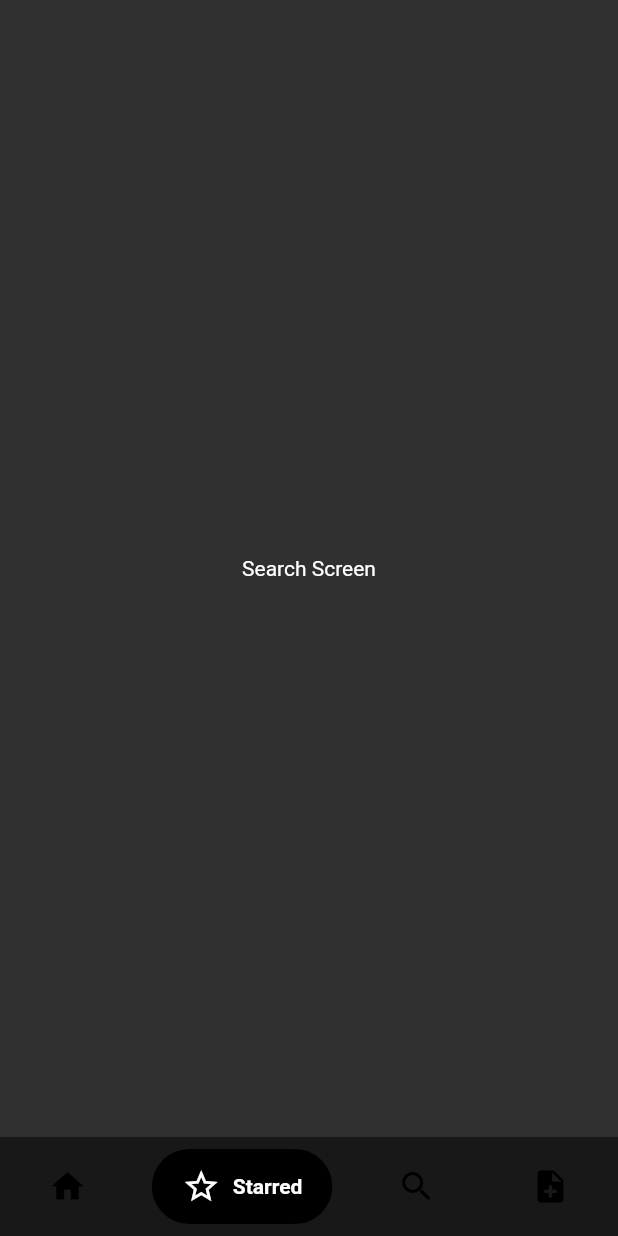
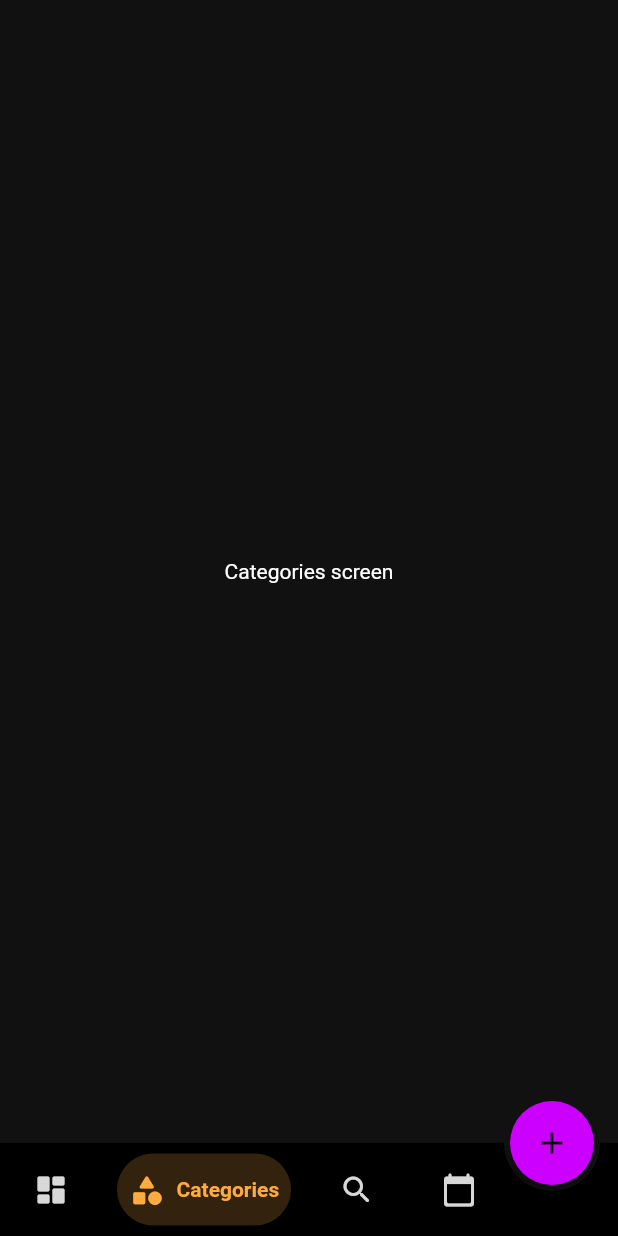
Before and after one commit to AgweBryan/flutter_note_app, a Flutter app: the screen it shows after launch, item 2 of the bottom bar chosen, on a phone screen of 412 x 824 dp. Run offline on Flutter 3.47's test engine with Material 2 defaults, Android fonts, the phone set to English and light mode, and no system bars; drawn by our look-alikes of bubble_bottom_bar, google_nav_bar; our stand-ins replace get.

Commit message:
edit bottom navbar

```diff
--- a/analysis_options.yaml
+++ b/analysis_options.yaml
@@ -24,6 +24,10 @@ linter:
   rules:
     # avoid_print: false  # Uncomment to disable the `avoid_print` rule
     # prefer_single_quotes: true  # Uncomment to enable the `prefer_single_quotes` rule
+    prefer_const_constructors: false
+    prefer_const_declarations: false
+    prefer_const_constructors_in_immutables: false
+    prefer_const_literals_to_create_immutables: false
 
 # Additional information about this file can be found at
 # https://dart.dev/guides/language/analysis-options
--- a/lib/main.dart
+++ b/lib/main.dart
@@ -1,4 +1,5 @@
 import 'package:flutter/material.dart';
+import 'package:flutter_note_app/utils/colors.dart';
 import 'package:flutter_note_app/views/screens/navigation_tabs.dart';
 import 'package:get/get.dart';
 
@@ -12,7 +13,8 @@ class MyApp extends StatelessWidget {
   @override
   Widget build(BuildContext context) {
     return GetMaterialApp(
-      theme: ThemeData.dark(),
+      theme:
+          ThemeData.dark().copyWith(scaffoldBackgroundColor: backgroundColor),
       home: NavigationTabs(),
     );
   }
--- a/lib/utils/colors.dart
+++ b/lib/utils/colors.dart
@@ -1,3 +1,7 @@
 import 'package:flutter/material.dart';
 
 const Color primaryColor = Color(0xFFcb00ff);
+const Color textColor = Colors.grey;
+const Color titleColor = Color(0xFFd8d8d8);
+Color backgroundColor = Color.fromRGBO(17, 17, 17, 1);
+const Color bottomNavbarBckColor = Colors.black;
--- a/lib/utils/screens.dart
+++ b/lib/utils/screens.dart
@@ -1,12 +1,13 @@
 import 'package:flutter/cupertino.dart';
 import 'package:flutter_note_app/views/screens/addNote/add_note_screen.dart';
-import 'package:flutter_note_app/views/screens/favorites/favorites_screen.dart';
+import 'package:flutter_note_app/views/screens/calender/calender_screen.dart';
+import 'package:flutter_note_app/views/screens/categories/categories_screen.dart';
 import 'package:flutter_note_app/views/screens/notes/notes_screen.dart';
 import 'package:flutter_note_app/views/screens/search/search_screen.dart';
 
 const List<Widget> screens = [
   NotesScreen(),
+  CategoriesScreen(),
   SearchScreen(),
-  FavoritesScreen(),
-  AddNoteScreen(),
+  CalenderScreen(),
 ];
--- /dev/null
+++ b/lib/views/screens/categories/categories_screen.dart
@@ -0,0 +1,12 @@
+import 'package:flutter/material.dart';
+
+class CategoriesScreen extends StatelessWidget {
+  const CategoriesScreen({Key? key}) : super(key: key);
+
+  @override
+  Widget build(BuildContext context) {
+    return Center(
+      child: Text("Categories screen"),
+    );
+  }
+}
--- a/lib/views/screens/navigation_tabs.dart
+++ b/lib/views/screens/navigation_tabs.dart
@@ -1,7 +1,9 @@
+import 'package:bubble_bottom_bar/bubble_bottom_bar.dart';
 import 'package:flutter/material.dart';
 import 'package:flutter_note_app/utils/colors.dart';
 import 'package:flutter_note_app/utils/screens.dart';
-import 'package:google_nav_bar/google_nav_bar.dart';
+import 'package:flutter_note_app/views/screens/addNote/add_note_screen.dart';
+import 'package:get/get.dart';
 
 class NavigationTabs extends StatefulWidget {
   const NavigationTabs({Key? key}) : super(key: key);
@@ -12,51 +14,84 @@ class NavigationTabs extends StatefulWidget {
 
 class _NavigationTabsState extends State<NavigationTabs> {
   int pageIndex = 0;
+
+  void changePage(int? currentIndex) {
+    setState(() {
+      pageIndex = currentIndex!;
+    });
+  }
+
   @override
   Widget build(BuildContext context) {
     return Scaffold(
       // backgroundColor: Colors.black,
-      bottomNavigationBar: Container(
-        color: Colors.black.withOpacity(.5),
-        child: Padding(
-          padding: const EdgeInsets.symmetric(horizontal: 12.0, vertical: 8),
-          child: GNav(
-            rippleColor: Colors.grey[300]!,
-            gap: 8,
-            activeColor: Colors.white,
-            iconSize: 26,
-            padding: EdgeInsets.symmetric(horizontal: 20, vertical: 12),
-            duration: Duration(milliseconds: 1000),
-            tabBackgroundColor: Colors.black,
-            color: Colors.black,
-            tabs: [
-              GButton(
-                icon: Icons.home,
-                text: 'Home',
+
+      bottomNavigationBar: BubbleBottomBar(
+        opacity: .2,
+        currentIndex: pageIndex,
+        onTap: changePage,
+        backgroundColor: bottomNavbarBckColor,
+        elevation: 8,
+        fabLocation: BubbleBottomBarFabLocation.end,
+        hasNotch: true,
+        hasInk: true,
+        inkColor: Colors.black12,
+        items: <BubbleBottomBarItem>[
+          BubbleBottomBarItem(
+              backgroundColor: primaryColor,
+              icon: Icon(
+                Icons.dashboard_rounded,
+                color: titleColor,
               ),
-              GButton(
-                icon: Icons.star_border,
-                text: 'Starred',
+              activeIcon: Icon(
+                Icons.dashboard_rounded,
+                color: primaryColor,
               ),
-              GButton(
-                icon: Icons.search,
-                text: 'Search',
+              title: Text("Home")),
+          BubbleBottomBarItem(
+              backgroundColor: Colors.orangeAccent,
+              icon: Icon(
+                Icons.category_rounded,
+                color: titleColor,
               ),
-              GButton(
-                icon: Icons.note_add_rounded,
-                text: 'New note',
+              activeIcon: Icon(
+                Icons.category_rounded,
+                color: Colors.orangeAccent,
               ),
-            ],
-            selectedIndex: pageIndex,
-            onTabChange: (index) {
-              setState(() {
-                pageIndex = index;
-              });
-            },
-          ),
-        ),
+              title: Text("Categories")),
+          BubbleBottomBarItem(
+              backgroundColor: Colors.lightBlue,
+              icon: Icon(
+                Icons.search_rounded,
+                color: titleColor,
+              ),
+              activeIcon: Icon(
+                Icons.search_rounded,
+                color: Colors.lightBlue,
+              ),
+              title: Text("Search")),
+          BubbleBottomBarItem(
+              backgroundColor: Colors.pinkAccent,
+              icon: Icon(
+                Icons.calendar_today_rounded,
+                color: titleColor,
+              ),
+              activeIcon: Icon(
+                Icons.calendar_today_rounded,
+                color: Colors.pinkAccent,
+              ),
+              title: Text("Calender"))
+        ],
       ),
       body: screens[pageIndex],
+      floatingActionButton: FloatingActionButton(
+        onPressed: () {
+          Get.to(() => AddNoteScreen());
+        },
+        backgroundColor: primaryColor,
+        child: Icon(Icons.add),
+      ),
+      floatingActionButtonLocation: FloatingActionButtonLocation.endDocked,
     );
   }
 }
```
Also changed, not shown: lib/views/screens/addNote/add_note_screen.dart (+32 -6 lines), lib/views/screens/calender/calender_screen.dart (added, +12 -0 lines), lib/views/screens/favorites/favorites_screen.dart (deleted, +0 -12 lines), pubspec.yaml (+5 -4 lines), assets/favicon.png (added), pubspec.lock, 1 other file.
